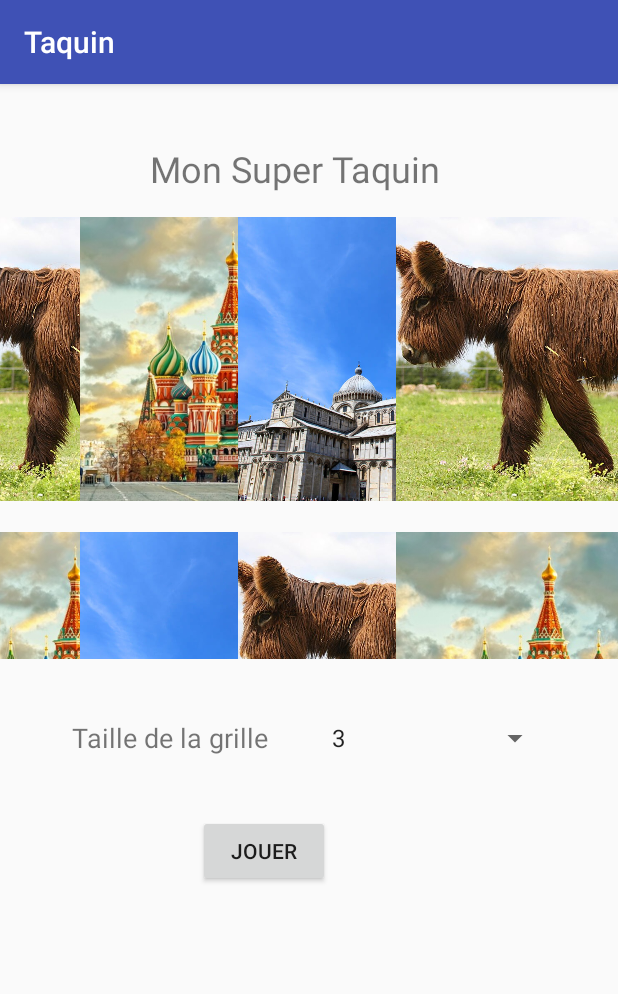
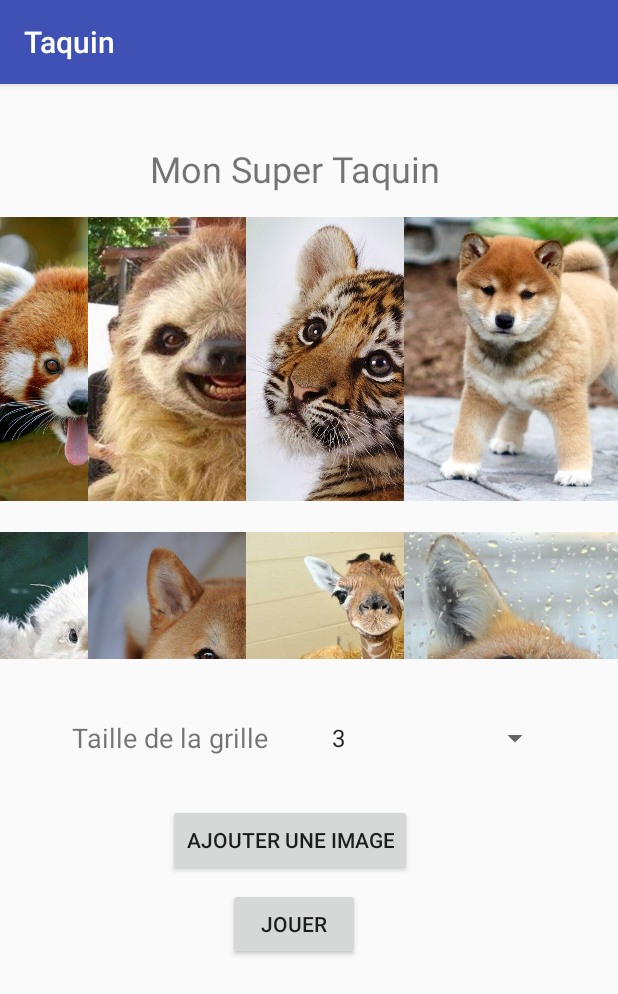
Before and after one commit to rpachet/taquin_android, an Android app: the screen it shows after launch (HomeActivity), on a phone screen of 412 x 824 dp. Shown: the top 994 px of the screen. Run offline under Robolectric (Android 15) with nearby library versions, the phone set to English and light mode, and no system bars.

Commit message:
Ajout Image Galerie

```diff
--- a/app/src/main/java/com/example/rpachet/taquin/HomeActivity.java
+++ b/app/src/main/java/com/example/rpachet/taquin/HomeActivity.java
@@ -1,21 +1,17 @@
 package com.example.rpachet.taquin;
 
 import android.content.Intent;
-import android.graphics.Bitmap;
-import android.graphics.BitmapFactory;
-import android.graphics.drawable.BitmapDrawable;
-import android.graphics.drawable.Drawable;
+
 import android.net.Uri;
 import android.os.Bundle;
 import android.support.v7.app.AppCompatActivity;
-import android.support.v7.internal.widget.AdapterViewCompat;
 import android.view.View;
 import android.widget.AdapterView;
 import android.widget.Button;
 import android.widget.GridView;
 import android.widget.ImageView;
+import android.widget.Spinner;
 import android.widget.Toast;
-import android.widget.Spinner;
 
 import java.io.ByteArrayOutputStream;
 import java.util.ArrayList;
@@ -29,10 +25,13 @@ public class HomeActivity extends AppCompatActivity implements View.OnClickListe
 
     ImageView image;
     Button play;
+    Button add;
+
     GridView grid;
     Spinner gridWith;
     String item;
-
+    Uri selectedUri;
+    String TypeImage;
 //    ArrayList<Bitmap> bitmapList;
 
     Integer[] imageList;
@@ -40,42 +39,29 @@ public class HomeActivity extends AppCompatActivity implements View.OnClickListe
     public static final int PICK_IMAGE = 1;
 
 
-    @Override
-    public void onActivityResult(int requestCode, int resultCode, Intent data)
-    {
-        if (requestCode == PICK_IMAGE) {
-            Uri get_image = data.getData();
-            image.setImageURI(get_image);
-        }
-    }
-
     protected void onCreate(Bundle savedInstanceState) {
         super.onCreate(savedInstanceState);
         setContentView(R.layout.activity_home);
 
         image = (ImageView) findViewById(R.id.image);
         play = (Button) findViewById(R.id.play);
+        add = (Button) findViewById(R.id.add);
+
         grid = (GridView) findViewById(R.id.gridview);
+
         gridWith = (Spinner) findViewById(R.id.gridWith);
 
         play.setOnClickListener(this);
+        add.setOnClickListener(this);
 
-//        bitmapList = new ArrayList<Bitmap>();
 
         // references to our images
         imageList =  new Integer[]{
-                R.drawable.bodet, R.drawable.kremlin,
-                R.drawable.pise, R.drawable.bodet,
-                R.drawable.kremlin, R.drawable.pise,
-                R.drawable.bodet, R.drawable.kremlin,
-                R.drawable.pise, R.drawable.bodet,
+                R.drawable.panda,  R.drawable.what,   R.drawable.tigrou,
+                R.drawable.shiba,  R.drawable.loutre, R.drawable.shiba2,
+                R.drawable.girafe, R.drawable.renard, R.drawable.chaton
         };
 
-//        for (int x = 0;x < mThumbIds.length; x++){
-//            Bitmap bitmap = BitmapFactory.decodeResource(getResources(), mThumbIds[x]);
-//
-//            bitmapList.add(bitmap);
-//        }
 
         grid.setAdapter(new DrawableAdapter(this,imageList));
         grid.setOnItemClickListener(this);
@@ -86,15 +72,24 @@ public class HomeActivity extends AppCompatActivity implements View.OnClickListe
     public void onClick(View v) {
         switch (v.getId()){
 
+            case R.id.add:
+                Intent intent = new Intent();
+                intent.setType("image/*");
+                intent.setAction(Intent.ACTION_GET_CONTENT);
+                startActivityForResult(Intent.createChooser(intent,"select Picture"),PICK_IMAGE);
+
+                break;
             case R.id.play:
 
 
                 Intent activityMain = new Intent(HomeActivity.this,MainActivity.class);
 
                 String width = String.valueOf(gridWith.getSelectedItem());
+                activityMain.putExtra("size",width);
 
-                activityMain.putExtra("size",width);
+                activityMain.putExtra("imageURL",selectedUri);
                 activityMain.putExtra("image", item);
+                activityMain.putExtra("TypeImage",TypeImage);
 
                 startActivity(activityMain);
         }
@@ -103,8 +98,15 @@ public class HomeActivity extends AppCompatActivity implements View.OnClickListe
     @Override
     public void onItemClick(AdapterView<?> parent, View view, int position, long id) {
         item = parent.getItemAtPosition(position).toString();
-//
-        Toast.makeText(HomeActivity.this, "" + item ,
-                Toast.LENGTH_SHORT).show();
+        TypeImage = "Bitmap";
     }
-}
+    @Override
+    protected void onActivityResult(int requestCode, int resultCode, Intent data)
+    {
+
+        if (requestCode == PICK_IMAGE) {
+            selectedUri = data.getData();
+            TypeImage = "URI";
+        }
+    }
+    }
--- a/app/src/main/res/layout/activity_home.xml
+++ b/app/src/main/res/layout/activity_home.xml
@@ -66,11 +66,23 @@
             android:id="@+id/play"
             android:layout_width="wrap_content"
             android:layout_height="wrap_content"
-            android:layout_marginLeft="132dp"
-            android:layout_marginTop="72dp"
+            android:layout_marginLeft="152dp"
             android:text="Jouer"
             app:layout_constraintLeft_toLeftOf="parent"
-            app:layout_constraintTop_toTopOf="@+id/gridWith" />
+            android:layout_marginStart="152dp"
+            app:layout_constraintTop_toTopOf="@+id/add"
+            android:layout_marginTop="56dp" />
+
+        <Button
+            android:text="Ajouter une image"
+            android:layout_width="wrap_content"
+            android:layout_height="wrap_content"
+            android:id="@+id/add"
+            android:layout_marginTop="32dp"
+            app:layout_constraintTop_toBottomOf="@+id/textView5"
+            android:layout_marginStart="112dp"
+            app:layout_constraintLeft_toLeftOf="parent"
+            android:layout_marginLeft="112dp" />
 
     </android.support.constraint.ConstraintLayout>
 </LinearLayout>
```
Also changed, not shown: app/src/main/java/com/example/rpachet/taquin/ImageAdapter.java (+16 -15 lines), app/src/main/java/com/example/rpachet/taquin/MainActivity.java (+27 -23 lines), app/src/main/res/drawable/bodet.jpg (deleted), app/src/main/res/drawable/chaton.jpg (added), app/src/main/res/drawable/chien.jpg (added), app/src/main/res/drawable/girafe.JPG (added), app/src/main/res/drawable/kremlin.jpg (deleted), app/src/main/res/drawable/loutre.jpg (added), app/src/main/res/drawable/panda.jpg (added), app/src/main/res/drawable/pise.jpg (deleted), app/src/main/res/drawable/renard.jpg (added), app/src/main/res/drawable/shiba.jpg (added), app/src/main/res/drawable/shiba2.jpg (added), app/src/main/res/drawable/tigrou.jpg (added), 1 more files.
